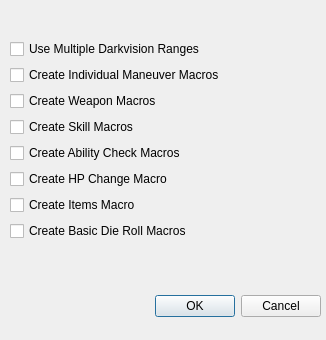
Qt form ui/outputDialog.ui (dcernach/hl2mt-next) before a commit.
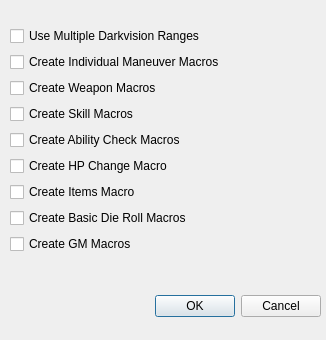
The same form after that commit.

Commit message: Added in a GM macros section with some initial macros that allow for setting and unsetting the public token name.

```diff
--- a/ui/outputDialog.ui
+++ b/ui/outputDialog.ui
@@ -109,6 +109,13 @@
         </property>
        </widget>
       </item>
+      <item>
+       <widget class="QCheckBox" name="checkGM">
+        <property name="text">
+         <string>Create GM Macros</string>
+        </property>
+       </widget>
+      </item>
      </layout>
     </item>
    </layout>
```
The commit also changes 5 other files.
